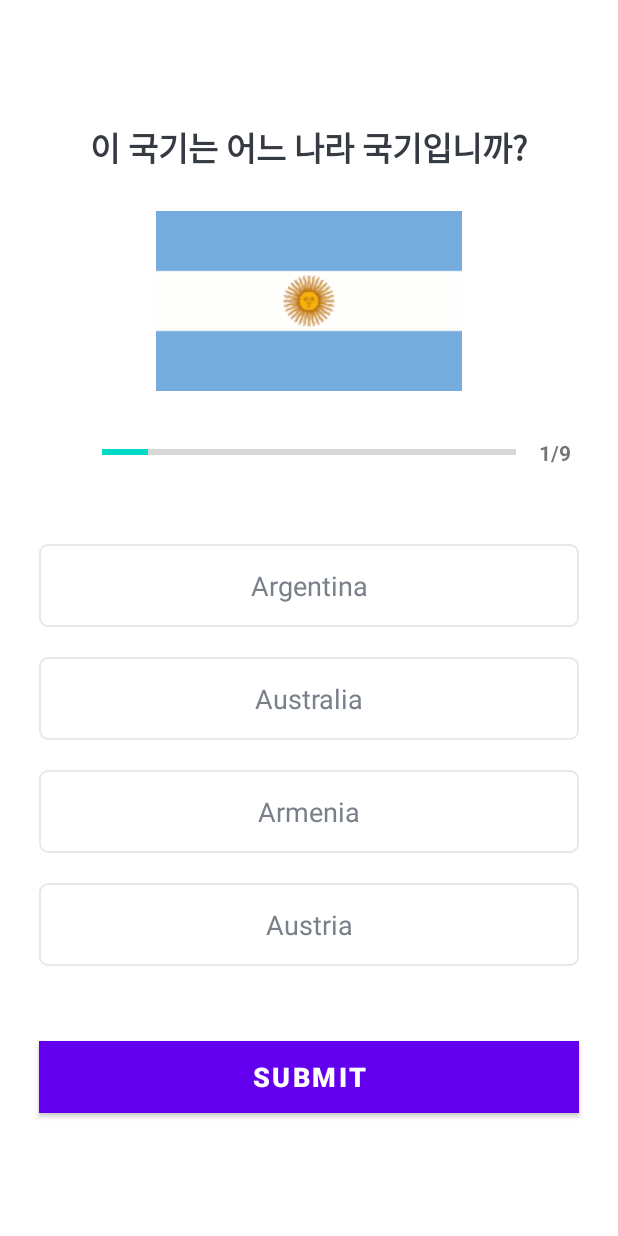
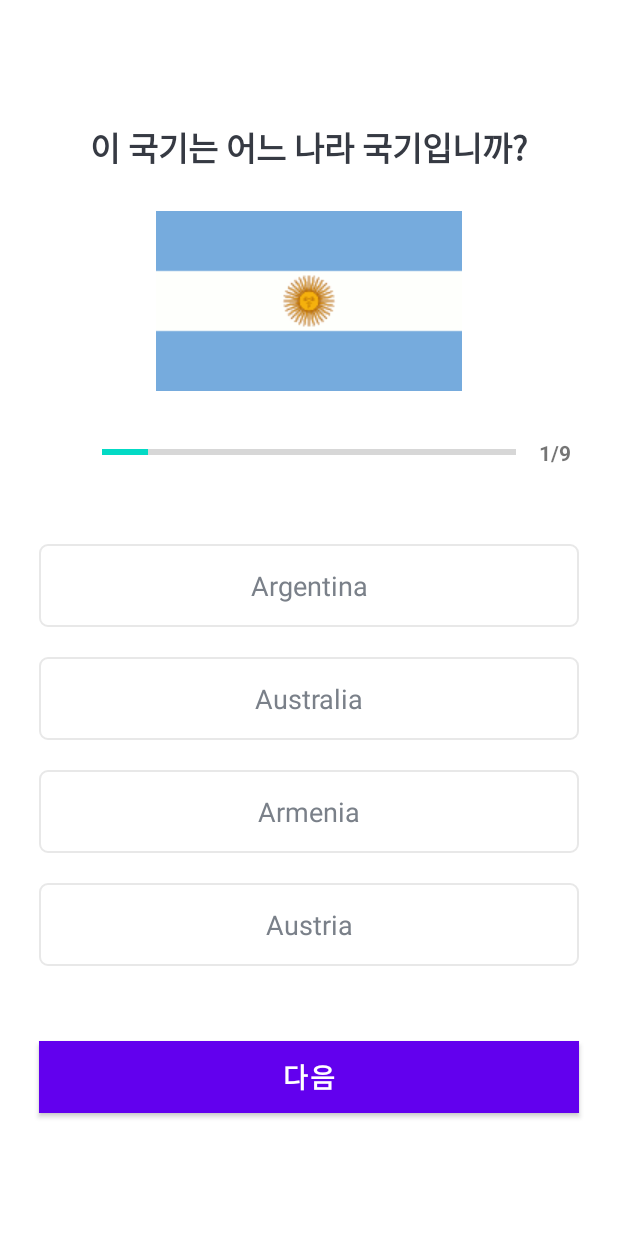
Before and after one commit to JangWoojun/Quiz_App, an Android app: the QnaActivity screen opened directly, with no data from a screen before it, on a phone screen of 412 x 824 dp. Run offline under Robolectric (Android 15) with nearby library versions, the phone set to English and light mode, and no system bars.

Commit message:
2022/11/03 버튼 텍스트 한국어로 변경

```diff
--- a/app/src/main/res/layout/activity_qna.xml
+++ b/app/src/main/res/layout/activity_qna.xml
@@ -136,7 +136,7 @@
             android:layout_height="wrap_content"
             android:layout_margin="10dp"
             android:background="@color/design_default_color_primary"
-            android:text="SUBMIT"
+            android:text="다음"
             android:textColor="@android:color/white"
             android:textSize="18sp"
             android:textStyle="bold" />
```
